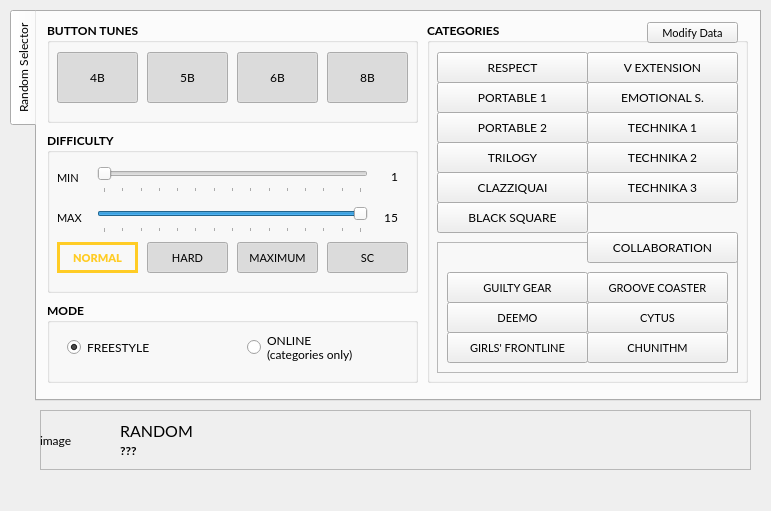
Qt form selector_ui.ui (wowvv0w/djmax-random-selector) before a commit.
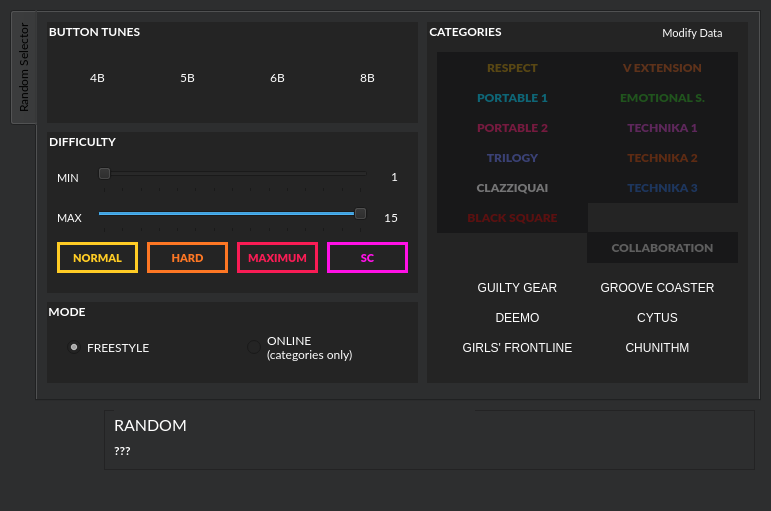
The same form after that commit. Icons and pictures are not drawn.

```diff
--- a/selector_ui.ui
+++ b/selector_ui.ui
@@ -30,6 +30,9 @@
   <property name="windowTitle">
    <string>DJMAX Random Selector v0.3.0</string>
   </property>
+  <property name="styleSheet">
+   <string notr="true">background: #2d2e2f</string>
+  </property>
   <widget class="QWidget" name="centralwidget">
    <widget class="QTabWidget" name="tabWidget">
     <property name="geometry">
@@ -47,6 +50,9 @@
       <bold>false</bold>
      </font>
     </property>
+    <property name="styleSheet">
+     <string notr="true">background:#2d2e2f</string>
+    </property>
     <property name="tabPosition">
      <enum>QTabWidget::West</enum>
     </property>
@@ -79,6 +85,11 @@
       <property name="layoutDirection">
        <enum>Qt::LeftToRight</enum>
       </property>
+      <property name="styleSheet">
+       <string notr="true">background: #242424;
+color: #ffffff;
+border: #00000000</string>
+      </property>
       <property name="title">
        <string>CATEGORIES</string>
       </property>
@@ -99,11 +110,22 @@
        </property>
        <property name="font">
         <font>
-         <family>Lato</family>
-         <weight>50</weight>
-         <bold>false</bold>
+         <family>Lato Black</family>
+         <weight>75</weight>
+         <bold>true</bold>
         </font>
        </property>
+       <property name="styleSheet">
+        <string notr="true">QPushButton {
+	color: #594713;
+    background-color: #181819;
+}
+
+QPushButton:checked {
+ 	color: #000000;
+    background-color: qlineargradient(spread:pad, x1:0, y1:0.5, x2:1, y2:0.5, stop:0.1 rgba(249, 103, 117, 255), stop:0.9 rgba(240, 180, 5, 255));
+}</string>
+       </property>
        <property name="text">
         <string>RESPECT</string>
        </property>
@@ -134,11 +156,22 @@
        </property>
        <property name="font">
         <font>
-         <family>Lato</family>
-         <weight>50</weight>
-         <bold>false</bold>
+         <family>Lato Black</family>
+         <weight>75</weight>
+         <bold>true</bold>
         </font>
        </property>
+       <property name="styleSheet">
+        <string notr="true">QPushButton {
+	color: #0e6677;
+    background-color: #181819;
+}
+
+QPushButton:checked {
+ 	color: #000000;
+    background-color: qlineargradient(spread:pad, x1:0, y1:0.5, x2:1, y2:0.5, stop:0 rgba(170, 69, 249, 255), stop:1 rgba(0, 180, 210, 255))
+}</string>
+       </property>
        <property name="text">
         <string>PORTABLE 1</string>
        </property>
@@ -160,11 +193,22 @@
        </property>
        <property name="font">
         <font>
-         <family>Lato</family>
-         <weight>50</weight>
-         <bold>false</bold>
+         <family>Lato Black</family>
+         <weight>75</weight>
+         <bold>true</bold>
         </font>
        </property>
+       <property name="styleSheet">
+        <string notr="true">QPushButton {
+	color: #761a3f;
+    background-color: #181819;
+}
+
+QPushButton:checked {
+ 	color: #000000;
+    background-color:qlineargradient(spread:pad, x1:0, y1:0.5, x2:1, y2:0.5, stop:0 rgba(255, 55, 175, 255), stop:1 rgba(255, 30, 70, 255));
+}</string>
+       </property>
        <property name="text">
         <string>PORTABLE 2</string>
        </property>
@@ -186,11 +230,22 @@
        </property>
        <property name="font">
         <font>
-         <family>Lato</family>
-         <weight>50</weight>
-         <bold>false</bold>
+         <family>Lato Black</family>
+         <weight>75</weight>
+         <bold>true</bold>
         </font>
        </property>
+       <property name="styleSheet">
+        <string notr="true">QPushButton {
+	color: #3a4175;
+    background-color: #181819;
+}
+
+QPushButton:checked {
+ 	color: #000000;
+    background-color:qlineargradient(spread:pad, x1:0.0100503, y1:0.5, x2:1, y2:0.5, stop:0 rgba(104, 224, 255, 255), stop:0.78 rgba(74, 121, 255, 255))
+}</string>
+       </property>
        <property name="text">
         <string>TRILOGY</string>
        </property>
@@ -212,11 +267,22 @@
        </property>
        <property name="font">
         <font>
-         <family>Lato</family>
-         <weight>50</weight>
-         <bold>false</bold>
+         <family>Lato Black</family>
+         <weight>75</weight>
+         <bold>true</bold>
         </font>
        </property>
+       <property name="styleSheet">
+        <string notr="true">QPushButton {
+	color: #747475;
+    background-color: #181819;
+}
+
+QPushButton:checked {
+ 	color: #000000;
+    background-color:qlineargradient(spread:pad, x1:0, y1:0.4, x2:1, y2:0.5, stop:0 rgba(255, 255, 255, 255), stop:0.779209 rgba(255, 255, 255, 255), stop:0.781049 rgba(245, 216, 79, 255), stop:0.849 rgba(245, 216, 79, 255), stop:0.851 rgba(169, 125, 31, 255), stop:0.894 rgba(169, 125, 31, 255), stop:0.896 rgba(203, 148, 49, 255), stop:1 rgba(203, 148, 49, 255));
+}</string>
+       </property>
        <property name="text">
         <string>CLAZZIQUAI</string>
        </property>
@@ -238,11 +304,22 @@
        </property>
        <property name="font">
         <font>
-         <family>Lato</family>
-         <weight>50</weight>
-         <bold>false</bold>
+         <family>Lato Black</family>
+         <weight>75</weight>
+         <bold>true</bold>
         </font>
        </property>
+       <property name="styleSheet">
+        <string notr="true">QPushButton {
+	color: #5b1010;
+    background-color: #181819;
+}
+
+QPushButton:checked {
+ 	color: #000000;
+    background-color:qlineargradient(spread:pad, x1:0, y1:0.5, x2:1, y2:0.5, stop:0.25 rgba(236, 0, 67, 255), stop:1 rgba(127, 23, 33, 255));
+}</string>
+       </property>
        <property name="text">
         <string>BLACK SQUARE</string>
        </property>
@@ -264,11 +341,22 @@
        </property>
        <property name="font">
         <font>
-         <family>Lato</family>
-         <weight>50</weight>
-         <bold>false</bold>
+         <family>Lato Black</family>
+         <weight>75</weight>
+         <bold>true</bold>
         </font>
        </property>
+       <property name="styleSheet">
+        <string notr="true">QPushButton {
+	color: #5e321a;
+    background-color: #181819;
+}
+
+QPushButton:checked {
+ 	color: #000000;
+    background-color:qlineargradient(spread:pad, x1:0, y1:0.5, x2:1, y2:0.5, stop:0.25 rgba(255, 111, 27, 255), stop:0.5 rgba(233, 114, 44, 255), stop:1 rgba(44, 139, 193, 255))
+}</string>
+       </property>
        <property name="text">
         <string>V EXTENSION</string>
        </property>
@@ -290,11 +378,22 @@
        </property>
        <property name="font">
         <font>
-         <family>Lato</family>
-         <weight>50</weight>
-         <bold>false</bold>
+         <family>Lato Black</family>
+         <weight>75</weight>
+         <bold>true</bold>
         </font>
        </property>
+       <property name="styleSheet">
+        <string notr="true">QPushButton {
+	color: #20541d;
+    background-color: #181819;
+}
+
+QPushButton:checked {
+ 	color: #000000;
+    background-color:qlineargradient(spread:pad, x1:0, y1:0.5, x2:1, y2:0.5, stop:0 rgba(12, 130, 204, 255), stop:0.5 rgba(47, 212, 58, 255), stop:1 rgba(52, 223, 38, 255));
+}</string>
+       </property>
        <property name="text">
         <string>EMOTIONAL S.</string>
        </property>
@@ -316,11 +415,22 @@
        </property>
        <property name="font">
         <font>
-         <family>Lato</family>
-         <weight>50</weight>
-         <bold>false</bold>
+         <family>Lato Black</family>
+         <weight>75</weight>
+         <bold>true</bold>
         </font>
        </property>
+       <property name="styleSheet">
+        <string notr="true">QPushButton {
+	color: #5e275b;
+    background-color: #181819;
+}
+
+QPushButton:checked {
+ 	color: #000000;
+    background-color:qlineargradient(spread:pad, x1:0, y1:0.5, x2:1, y2:0.5, stop:0.1 rgba(255, 0, 150, 255), stop:0.9 rgba(127, 99, 234, 255));
+}</string>
+       </property>
        <property name="text">
         <string>TECHNIKA 1</string>
        </property>
@@ -342,11 +452,22 @@
        </property>
        <property name="font">
         <font>
-         <family>Lato</family>
-         <weight>50</weight>
-         <bold>false</bold>
+         <family>Lato Black</family>
+         <weight>75</weight>
+         <bold>true</bold>
         </font>
        </property>
+       <property name="styleSheet">
+        <string notr="true">QPushButton {
+	color: #5e2b13;
+    background-color: #181819;
+}
+
+QPushButton:checked {
+ 	color: #000000;
+    background-color:qlineargradient(spread:pad, x1:0, y1:0.48, x2:1, y2:0.5, stop:0 rgba(255, 8, 211, 255), stop:0.189278 rgba(255, 109, 0, 255), stop:0.27 rgba(255, 109, 0, 255), stop:0.493435 rgba(255, 196, 1, 255), stop:0.613786 rgba(255, 196, 1, 255), stop:0.799781 rgba(98, 220, 99, 255), stop:1 rgba(0, 210, 255, 255));
+}</string>
+       </property>
        <property name="text">
         <string>TECHNIKA 2</string>
        </property>
@@ -368,11 +489,22 @@
        </property>
        <property name="font">
         <font>
-         <family>Lato</family>
-         <weight>50</weight>
-         <bold>false</bold>
+         <family>Lato Black</family>
+         <weight>75</weight>
+         <bold>true</bold>
         </font>
        </property>
+       <property name="styleSheet">
+        <string notr="true">QPushButton {
+	color: #1d365e;
+    background-color: #181819;
+}
+
+QPushButton:checked {
+ 	color: #000000;
+    background-color:qlineargradient(spread:pad, x1:0.000777605, y1:0.42, x2:1, y2:0.5, stop:0 rgba(80, 49, 240, 255), stop:0.276827 rgba(101, 32, 228, 255), stop:0.286936 rgba(63, 67, 255, 255), stop:1 rgba(12, 123, 255, 255))
+}</string>
+       </property>
        <property name="text">
         <string>TECHNIKA 3</string>
        </property>
@@ -532,11 +664,22 @@
        </property>
        <property name="font">
         <font>
-         <family>Lato</family>
-         <weight>50</weight>
-         <bold>false</bold>
+         <family>Lato Black</family>
+         <weight>75</weight>
+         <bold>true</bold>
         </font>
        </property>
+       <property name="styleSheet">
+        <string notr="true">QPushButton {
+	color: #5e5e5e;
+    background-color: #181819;
+}
+
+QPushButton:checked {
+ 	color: #a9a9a9;
+    background-color:#1e1e1e
+}</string>
+       </property>
        <property name="text">
         <string>COLLABORATION</string>
        </property>
@@ -599,6 +742,11 @@
         <bold>true</bold>
        </font>
       </property>
+      <property name="styleSheet">
+       <string notr="true">background: #242424;
+color: #ffffff;
+border: #00000000</string>
+      </property>
       <property name="title">
        <string>BUTTON TUNES</string>
       </property>
@@ -618,6 +766,9 @@
          <bold>false</bold>
         </font>
        </property>
+       <property name="styleSheet">
+        <string notr="true">image: url(images/4BMX.png);</string>
+       </property>
        <property name="text">
         <string>4B</string>
        </property>
@@ -723,6 +874,11 @@
         <bold>true</bold>
        </font>
       </property>
+      <property name="styleSheet">
+       <string notr="true">background: #242424;
+color: #ffffff;
+border: #00000000</string>
+      </property>
       <property name="title">
        <string>DIFFICULTY</string>
       </property>
@@ -911,18 +1067,17 @@
         </font>
        </property>
        <property name="styleSheet">
-        <string notr="true">QPushButton{
-	background-color: #00000000;
+        <string notr="true">QPushButton {
+    border: 3px solid #ffcc25;
 	color: #ffcc25;
-	border-style: solid;
-	border-width: 3px;
-}
-QPushButton:pressed{
-	background-color: #ffcc25
-	color: #ffffff
+    background-color: #00000000;
 }
 
-</string>
+QPushButton:checked {
+	border-color: #ffcc25;
+ 	color: #ffffff;
+    background-color: #ffcc25;
+}</string>
        </property>
        <property name="text">
         <string>NORMAL</string>
@@ -931,7 +1086,7 @@
         <bool>true</bool>
        </property>
        <property name="checked">
-        <bool>true</bool>
+        <bool>false</bool>
        </property>
       </widget>
       <widget class="QPushButton" name="cb_hd">
@@ -945,12 +1100,25 @@
        </property>
        <property name="font">
         <font>
-         <family>Lato</family>
+         <family>Lato Black</family>
          <pointsize>8</pointsize>
-         <weight>50</weight>
-         <bold>false</bold>
+         <weight>75</weight>
+         <bold>true</bold>
         </font>
        </property>
+       <property name="styleSheet">
+        <string notr="true">QPushButton {
+    border: 3px solid #fe7724;
+	color: #fe7724;
+    background-color: #00000000;
+}
+
+QPushButton:checked {
+	border-color: #fe7724;
+ 	color: #ffffff;
+    background-color: #fe7724;
+}</string>
+       </property>
        <property name="text">
         <string>HARD</string>
        </property>
@@ -958,7 +1126,7 @@
         <bool>true</bool>
        </property>
        <property name="checked">
-        <bool>true</bool>
+        <bool>false</bool>
        </property>
       </widget>
       <widget class="QPushButton" name="cb_mx">
@@ -972,12 +1140,25 @@
        </property>
        <property name="font">
         <font>
-         <family>Lato</family>
+         <family>Lato Black</family>
          <pointsize>8</pointsize>
-         <weight>50</weight>
-         <bold>false</bold>
+         <weight>75</weight>
+         <bold>true</bold>
         </font>
        </property>
+       <property name="styleSheet">
+        <string notr="true">QPushButton {
+    border: 3px solid #f91c55;
+	color: #f91c55;
+    background-color: #00000000;
+}
+
+QPushButton:checked {
+	border-color: #f91c55;
+ 	color: #ffffff;
+    background-color: #f91c55;
+}</string>
+       </property>
        <property name="text">
         <string>MAXIMUM</string>
        </property>
@@ -985,7 +1166,7 @@
         <bool>true</bool>
        </property>
        <property name="checked">
-        <bool>true</bool>
+        <bool>false</bool>
        </property>
       </widget>
       <widget class="QPushButton" name="cb_sc">
@@ -999,12 +1180,25 @@
        </property>
        <property name="font">
         <font>
-         <family>Lato</family>
+         <family>Lato Black</family>
          <pointsize>8</pointsize>
-         <weight>50</weight>
-         <bold>false</bold>
+         <weight>75</weight>
+         <bold>true</bold>
         </font>
        </property>
+       <property name="styleSheet">
+        <string notr="true">QPushButton {
+    border: 3px solid #ff11e6;
+	color: #ff11e6;
+    background-color: #00000000;
+}
+
+QPushButton:checked {
+	border-color: #ff11e6;
+ 	color: #ffffff;
+    background-color: #ff11e6;
+}</string>
+       </property>
        <property name="text">
         <string>SC</string>
        </property>
@@ -1012,7 +1206,7 @@
         <bool>true</bool>
        </property>
        <property name="checked">
-        <bool>true</bool>
+        <bool>false</bool>
        </property>
       </widget>
      </widget>
@@ -1032,6 +1226,11 @@
         <bold>true</bold>
        </font>
       </property>
+      <property name="styleSheet">
+       <string notr="true">background: #242424;
+color: #ffffff;
+border:#00000000</string>
+      </property>
       <property name="title">
        <string>MODE</string>
       </property>
@@ -1086,9 +1285,9 @@
    <widget class="QFrame" name="frame_2">
     <property name="geometry">
      <rect>
-      <x>40</x>
+      <x>104</x>
       <y>410</y>
-      <width>711</width>
+      <width>651</width>
       <height>60</height>
      </rect>
     </property>
@@ -1101,10 +1300,10 @@
     <widget class="QLabel" name="selectedLabel">
      <property name="geometry">
       <rect>
-       <x>80</x>
-       <y>10</y>
-       <width>251</width>
-       <height>21</height>
+       <x>10</x>
+       <y>0</y>
+       <width>361</width>
+       <height>30</height>
       </rect>
      </property>
      <property name="font">
@@ -1113,6 +1312,9 @@
        <pointsize>12</pointsize>
       </font>
      </property>
+     <property name="styleSheet">
+      <string notr="true">color: #ffffff</string>
+     </property>
      <property name="text">
       <string>RANDOM</string>
      </property>
@@ -1120,9 +1322,9 @@
     <widget class="QLabel" name="label_2">
      <property name="geometry">
       <rect>
-       <x>80</x>
+       <x>10</x>
        <y>30</y>
-       <width>251</width>
+       <width>241</width>
        <height>21</height>
       </rect>
      </property>
@@ -1133,24 +1335,43 @@
        <bold>true</bold>
       </font>
      </property>
+     <property name="styleSheet">
+      <string notr="true">color: #ffffff</string>
+     </property>
      <property name="text">
       <string>???</string>
      </property>
     </widget>
-    <widget class="QLabel" name="label_3">
+    <widget class="QLabel" name="label">
      <property name="geometry">
       <rect>
-       <x>0</x>
-       <y>0</y>
-       <width>60</width>
-       <height>60</height>
+       <x>530</x>
+       <y>15</y>
+       <width>112</width>
+       <height>22</height>
       </rect>
      </property>
      <property name="text">
-      <string>image</string>
+      <string/>
      </property>
     </widget>
    </widget>
+   <widget class="QLabel" name="label_3">
+    <property name="geometry">
+     <rect>
+      <x>40</x>
+      <y>410</y>
+      <width>60</width>
+      <height>60</height>
+     </rect>
+    </property>
+    <property name="styleSheet">
+     <string notr="true">image: url(images/icon.png);</string>
+    </property>
+    <property name="text">
+     <string/>
+    </property>
+   </widget>
   </widget>
   <widget class="QStatusBar" name="statusBar">
    <property name="font">
```
Left out of the diff: 10 changed lines with no effect on the pictures.
